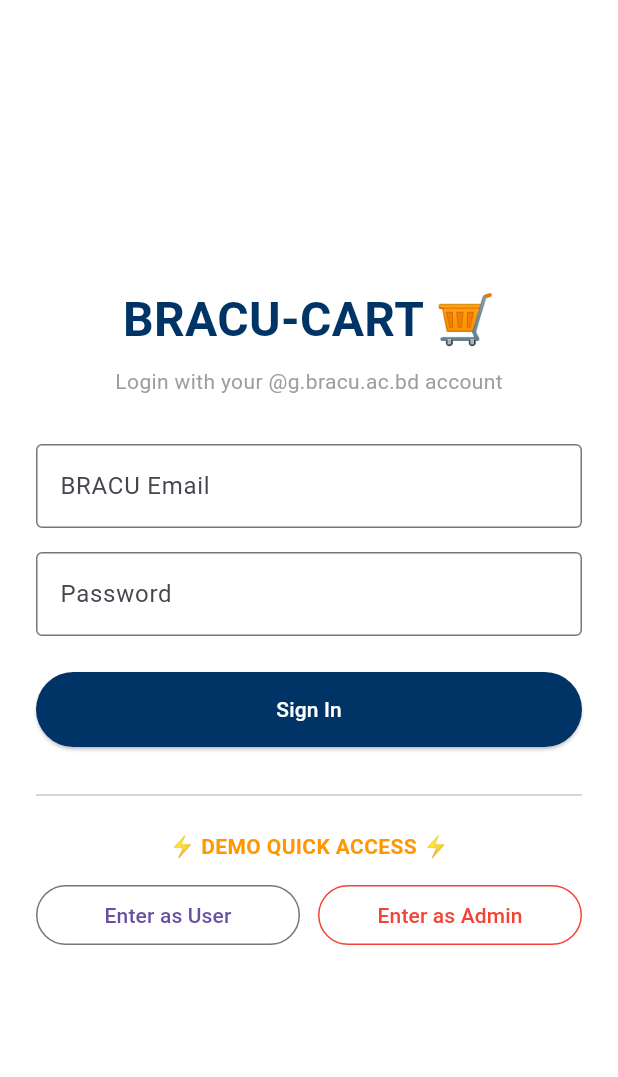
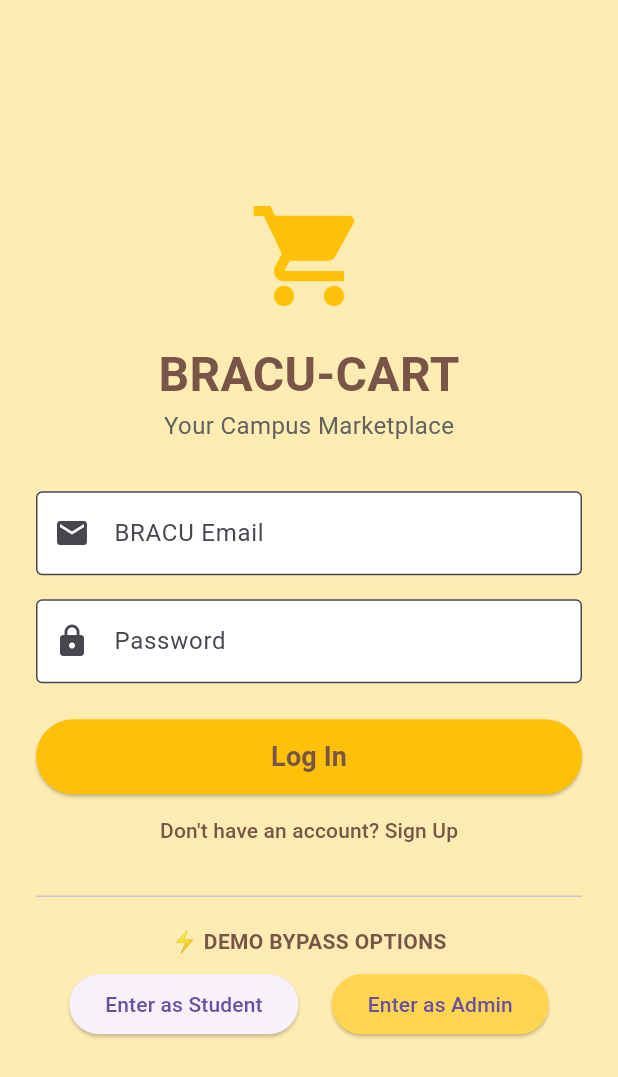
Before and after one commit to Md-Nasimuzzaman-Shakkhor/bracu_cart, a Flutter app: the screen it shows after launch, on a phone screen of 412 x 824 dp. Shown: the top 1077 px of the screen. Run offline on Flutter 3.47's test engine with Material 3 defaults, Android fonts, the phone set to English and light mode, and no system bars; our stand-ins replace firebase_auth, firebase_core; accounts and stored records are empty.

Commit message:
Feat: Fully integrated Firebase Auth and connected dynamic Admin/Student Home Screen

```diff
--- a/lib/login_screen.dart
+++ b/lib/login_screen.dart
@@ -1,5 +1,6 @@
 import 'package:flutter/material.dart';
-import 'main.dart'; // Allows us to navigate back to HomeScreen
+import 'package:firebase_auth/firebase_auth.dart';
+import 'home_screen.dart';
 
 class LoginScreen extends StatefulWidget {
   const LoginScreen({super.key});
@@ -9,11 +10,100 @@
 }
 
 class _LoginScreenState extends State<LoginScreen> {
-  final TextEditingController _emailController = TextEditingController();
-  final TextEditingController _passwordController = TextEditingController();
+  final _emailController = TextEditingController();
+  final _passwordController = TextEditingController();
+  final _auth = FirebaseAuth.instance;
 
-  // Helper function to handle navigation to the HomeScreen
-  void _navigateToHome(BuildContext context, String role, String email) {
+  bool _isLoginMode = true; // Toggles between Login and Registration
+  bool _isLoading = false;
+
+  // Function to show error dialogs
+  void _showErrorDialog(String message) {
+    showDialog(
+      context: context,
+      builder: (ctx) => AlertDialog(
+        title: const Text('Authentication Error'),
+        content: Text(message),
+        actions: [
+          TextButton(
+            onPressed: () => Navigator.of(ctx).pop(),
+            child: const Text('OK'),
+          )
+        ],
+      ),
+    );
+  }
+
+  // Handle Firebase Login or Registration
+  Future<void> _submitAuth() async {
+    final email = _emailController.text.trim();
+    final password = _passwordController.text.trim();
+
+    // Basic Validation
+    if (email.isEmpty || !email.contains('@')) {
+      _showErrorDialog('Please enter a valid email address.');
+      return;
+    }
+    if (password.length < 6) {
+      _showErrorDialog('Password must be at least 6 characters long.');
+      return;
+    }
+
+    setState(() {
+      _isLoading = true;
+    });
+
+    try {
+      UserCredential userCredential;
+
+      if (_isLoginMode) {
+        // 🔐 Log In Existing User
+        userCredential = await _auth.signInWithEmailAndPassword(
+          email: email,
+          password: password,
+        );
+      } else {
+        // 📝 Register New User
+        userCredential = await _auth.createUserWithEmailAndPassword(
+          email: email,
+          password: password,
+        );
+      }
+
+      if (!mounted) return;
+
+      // Determine role based on email domain (Simple logic for now)
+      String role = 'student';
+      if (email.endsWith('@g.bracu.ac.bd')) {
+        role = 'admin';
+      }
+
+      // Navigate to Home Screen on Success
+      Navigator.pushReplacement(
+        context,
+        MaterialPageRoute(
+          builder: (context) => HomeScreen(
+            userRole: role,
+            userEmail: userCredential.user?.email ?? email,
+          ),
+        ),
+      );
+
+    } on FirebaseAuthException catch (e) {
+      _showErrorDialog(e.message ?? 'Authentication failed.');
+    } catch (e) {
+      _showErrorDialog('An unexpected error occurred. Please try again.');
+    } finally {
+      if (mounted) {
+        setState(() {
+          _isLoading = false;
+        });
+      }
+    }
+  }
+
+  // Quick Bypass for testing presentation
+  void _bypassLogin(String role, String email) {
     Navigator.pushReplacement(
       context,
       MaterialPageRoute(
@@ -23,28 +113,49 @@
   }
 
   @override
-  Widget build(BuildContext context) {
+  void dispose() {
+    _emailController.dispose();
+    _passwordController.dispose();
+    super.dispose();
+  }
+
+  @override
+  Widget build(final BuildContext context) {
     return Scaffold(
-      backgroundColor: Colors.white,
-      body: Padding(
+      backgroundColor: Colors.amber[100],
+      body: Center(
+        child: SingleChildScrollView(
           padding: const EdgeInsets.all(24.0),
-        child: Center(
-          child: SingleChildScrollView(
           child: Column(
             mainAxisAlignment: MainAxisAlignment.center,
             children: [
+              const Icon(Icons.shopping_cart, size: 80, color: Colors.amber),
+              const SizedBox(height: 16),
               const Text(
-                  'BRACU-CART 🛒',
-                  style: TextStyle(fontSize: 32, fontWeight: FontWeight.bold, color: Color(0xFF003366)),
+                'BRACU-CART',
+                style: TextStyle(
+                  fontSize: 32,
+                  fontWeight: FontWeight.bold,
+                  color: Colors.brown,
                 ),
-                const SizedBox(height: 8),
-                const Text('Login with your @g.bracu.ac.bd account', style: TextStyle(color: Colors.grey)),
+              ),
+              Text(
+                _isLoginMode ? 'Your Campus Marketplace' : 'Create Student Account',
+                style: TextStyle(fontSize: 16, color: Colors.grey[700]),
+              ),
               const SizedBox(height: 32),
 
               // Email Field
               TextField(
                 controller: _emailController,
-                  decoration: const InputDecoration(labelText: 'BRACU Email', border: OutlineInputBorder()),
+                keyboardType: TextInputType.emailAddress,
+                decoration: const InputDecoration(
+                  labelText: 'BRACU Email',
+                  border: OutlineInputBorder(),
+                  prefixIcon: Icon(Icons.email),
+                  filled: true,
+                  fillColor: Colors.white,
+                ),
               ),
               const SizedBox(height: 16),
 
@@ -52,44 +163,69 @@
               TextField(
                 controller: _passwordController,
                 obscureText: true,
-                  decoration: const InputDecoration(labelText: 'Password', border: OutlineInputBorder()),
+                decoration: const InputDecoration(
+                  labelText: 'Password',
+                  border: OutlineInputBorder(),
+                  prefixIcon: Icon(Icons.lock),
+                  filled: true,
+                  fillColor: Colors.white,
+                ),
               ),
               const SizedBox(height: 24),
 
-                // Real Login Button (Will connect to Firebase later)
-                SizedBox(
+              // Auth Submit Button
+              _isLoading
+                  ? const CircularProgressIndicator()
+                  : SizedBox(
                       width: double.infinity,
                       height: 50,
                       child: ElevatedButton(
-                    style: ElevatedButton.styleFrom(backgroundColor: const Color(0xFF003366)),
-                    onPressed: () {
-                      // Firebase logic goes here next week
-                    },
-                    child: const Text('Sign In', style: TextStyle(color: Colors.white)),
+                        style: ElevatedButton.styleFrom(
+                          backgroundColor: Colors.amber,
+                          foregroundColor: Colors.brown,
+                        ),
+                        onPressed: _submitAuth,
+                        child: Text(
+                          _isLoginMode ? 'Log In' : 'Sign Up',
+                          style: const TextStyle(fontSize: 18, fontWeight: FontWeight.bold),
                         ),
                       ),
-                const SizedBox(height: 24),
-                const Divider(),
-                const SizedBox(height: 16),
+                    ),
 
-                // 🔥 QUICK ACCESS DEMO SECTION (Delete this block before production)
-                const Text('⚡ DEMO QUICK ACCESS ⚡', style: TextStyle(fontWeight: FontWeight.bold, color: Colors.orange)),
-                const SizedBox(height: 12),
-                Row(
-                  children: [
-                    Expanded(
-                      child: OutlinedButton(
-                        onPressed: () => _navigateToHome(context, 'user', 'demo.student@g.bracu.ac.bd'),
-                        child: const Text('Enter as User'),
+              // Toggle between Login & Register mode
+              TextButton(
+                onPressed: () {
+                  setState(() {
+                    _isLoginMode = !_isLoginMode;
+                  });
+                },
+                child: Text(
+                  _isLoginMode
+                      ? "Don't have an account? Sign Up"
+                      : "Already have an account? Log In",
+                  style: const TextStyle(color: Colors.brown),
                 ),
               ),
-                    const SizedBox(width: 12),
-                    Expanded(
-                      child: OutlinedButton(
-                        onPressed: () => _navigateToHome(context, 'admin', 'demo.admin@g.bracu.ac.bd'),
-                        style: OutlinedButton.styleFrom(side: const BorderSide(color: Colors.red)),
-                        child: const Text('Enter as Admin', style: TextStyle(color: Colors.red)),
+
+              const Divider(height: 40, thickness: 1),
+
+              // Demo Bypass section
+              const Text(
+                '⚡ DEMO BYPASS OPTIONS',
+                style: TextStyle(color: Colors.brown, fontWeight: FontWeight.bold),
               ),
+              const SizedBox(height: 8),
+              Row(
+                mainAxisAlignment: MainAxisAlignment.spaceEvenly,
+                children: [
+                  ElevatedButton(
+                    onPressed: () => _bypassLogin('student', 'student.demo@bracu.ac.bd'),
+                    child: const Text('Enter as Student'),
+                  ),
+                  ElevatedButton(
+                    onPressed: () => _bypassLogin('admin', 'demo.admin@g.bracu.ac.bd'),
+                    style: ElevatedButton.styleFrom(backgroundColor: Colors.amber[300]),
+                    child: const Text('Enter as Admin'),
                   ),
                 ],
               ),
@@ -97,7 +233,6 @@
           ),
         ),
       ),
-      ),
     );
   }
 }
--- a/pubspec.yaml
+++ b/pubspec.yaml
@@ -34,6 +34,8 @@
   # The following adds the Cupertino Icons font to your application.
   # Use with the CupertinoIcons class for iOS style icons.
   cupertino_icons: ^1.0.8
+  firebase_core: ^4.11.0
+  firebase_auth: ^6.5.4
 
 dev_dependencies:
   flutter_test:
```
Also changed, not shown: lib/home_screen.dart (added, +95 -0 lines), lib/main.dart (+12 -2 lines), firebase.json (added), lib/firebase_options.dart (added), pubspec.lock, 6 other files. Lines whose indentation alone changed are shown as unchanged.
